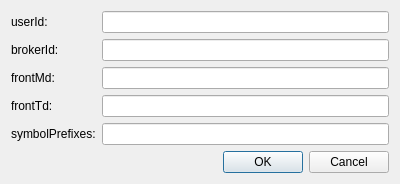
This is ctpgateway/ui/configdialog.ui in xclxxl414/bftrader as Qt 5 draws it before an edit. The edited form follows.
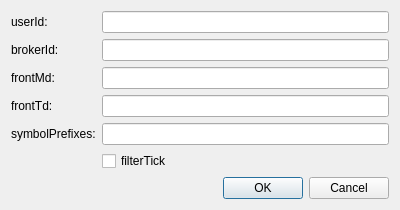
This is the edited form.

Diff of the .ui file:
```diff
--- a/ctpgateway/ui/configdialog.ui
+++ b/ctpgateway/ui/configdialog.ui
@@ -64,7 +64,7 @@
    <item row="4" column="1">
     <widget class="QLineEdit" name="symbolPrefixes"/>
    </item>
-   <item row="5" column="0" colspan="2">
+   <item row="6" column="0" colspan="2">
     <widget class="QDialogButtonBox" name="buttonBox">
      <property name="orientation">
       <enum>Qt::Horizontal</enum>
@@ -74,6 +74,16 @@
      </property>
     </widget>
    </item>
+   <item row="5" column="1">
+    <widget class="QCheckBox" name="checkBoxFilterTick">
+     <property name="text">
+      <string>filterTick</string>
+     </property>
+     <property name="checked">
+      <bool>false</bool>
+     </property>
+    </widget>
+   </item>
   </layout>
  </widget>
  <resources/>
```
